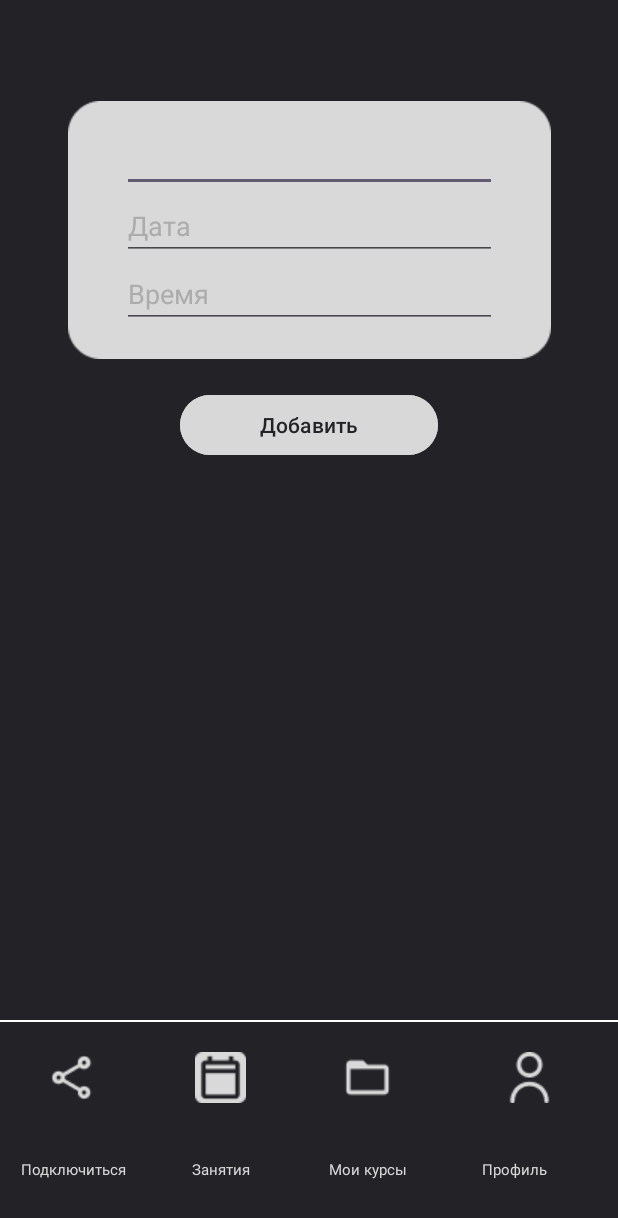
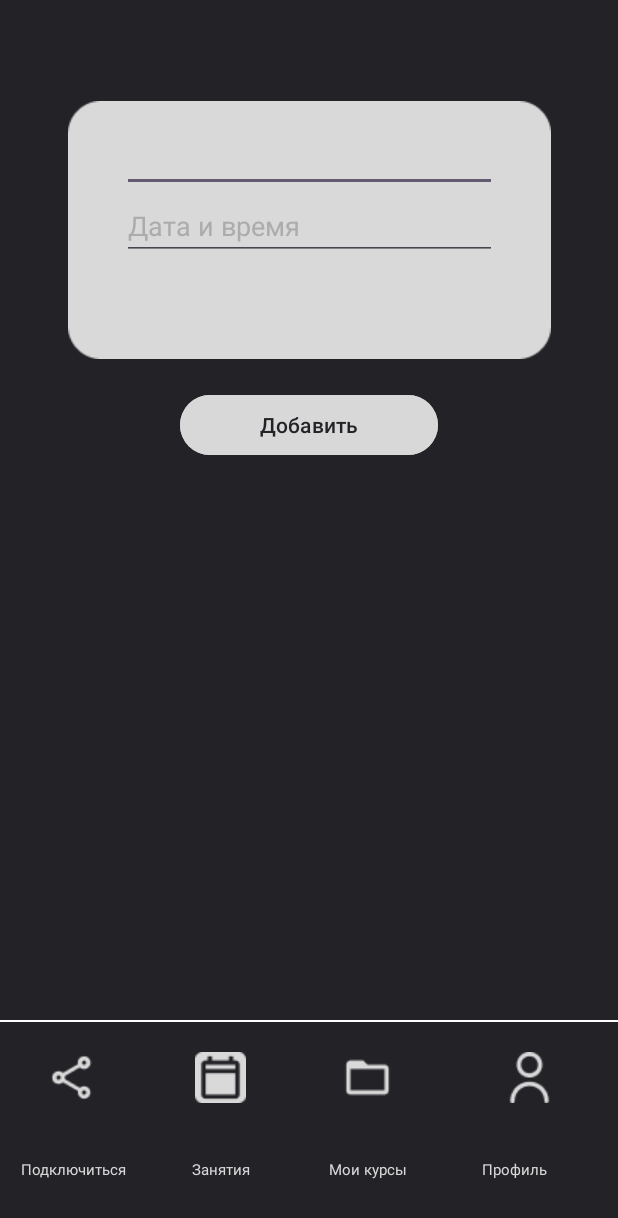
Before and after one commit to Meetin82/StreamEd.client, an Android app: the AddingLessonUserTeacherActivity screen opened directly, with no data from a screen before it, on a phone screen of 412 x 824 dp. Shown: the top 1218 px of the screen. Run offline under Robolectric (Android 15) with nearby library versions, the phone set to English and light mode, and no system bars; libraries missing offline, so code that uses them is left out: io.appmetrica.analytics; network calls fail.

Commit message:
added client-server: catalog-courses

```diff
--- a/app/src/main/java/com/example/streamed_app/client/activities/AddingLessonUserTeacherActivity.kt
+++ b/app/src/main/java/com/example/streamed_app/client/activities/AddingLessonUserTeacherActivity.kt
@@ -1,7 +1,8 @@
 package com.example.streamed_app.client.activities
 
-import android.annotation.SuppressLint
+import android.content.Context
 import android.content.Intent
+import android.content.SharedPreferences
 import android.os.Bundle
 import android.util.Log
 import android.view.View
@@ -21,43 +22,86 @@ import retrofit2.Call
 import retrofit2.Callback
 import retrofit2.Response
 
+class AddingLessonUserTeacherActivity : AppCompatActivity() {
+
     private lateinit var apiService: ApiService
     private var selectedCourseId: Int? = null
+    private lateinit var editTextNameLesson: AutoCompleteTextView
+    private lateinit var editTextDateLesson: EditText
+    private lateinit var editTextDateLesson2: EditText
 
-@Suppress("NAME_SHADOWING")
-class AddingLessonUserTeacherActivity : AppCompatActivity() {
-    @SuppressLint("MissingInflatedId")
     override fun onCreate(savedInstanceState: Bundle?) {
         super.onCreate(savedInstanceState)
+        setContentView(R.layout.activity_adding_lesson_user_teacher)
         enableEdgeToEdge()
-        setContentView(R.layout.activity_adding_lesson_user_teacher)
+        setupViews()
+        setupListeners()
+
+        apiService = RetrofitClient.createApiService(this)
+
+        val sharedPreferences = getSharedPreferences("MyAppPrefs", Context.MODE_PRIVATE)
+        val jwtToken = sharedPreferences.getString("JWT_TOKEN", "")
+
+        jwtToken?.let {
+            fetchCourses(it)
+        }
+    }
+
+    private fun setupViews() {
+        editTextNameLesson = findViewById(R.id.editTextNameLesson)
+        editTextDateLesson = findViewById(R.id.editTextDateLesson)
+//        editTextDateLesson2 = findViewById(R.id.editTextDateLesson2)
         ViewCompat.setOnApplyWindowInsetsListener(findViewById(R.id.main)) { v, insets ->
             val systemBars = insets.getInsets(WindowInsetsCompat.Type.systemBars())
             v.setPadding(systemBars.left, systemBars.top, systemBars.right, systemBars.bottom)
             insets
         }
+    }
 
-        apiService = RetrofitClient.createApiService(this)
-
-        val editTextNameLesson = findViewById<AutoCompleteTextView>(R.id.editTextNameLesson)
-        val editTextDateLesson = findViewById<EditText>(R.id.editTextDateLesson)
-        val editTextDateLesson2 = findViewById<EditText>(R.id.editTextDateLesson2)
-
+    private fun setupListeners() {
         editTextNameLesson.onFocusChangeListener = View.OnFocusChangeListener { v, hasFocus ->
             if (hasFocus) {
                 (v as EditText).text.clear()
             }
         }
 
-        val sharedPreferences = getSharedPreferences("MyAppPrefs", MODE_PRIVATE)
-        val jwtToken = sharedPreferences.getString("JWT_TOKEN", "")
+        editTextDateLesson.onFocusChangeListener = View.OnFocusChangeListener { v, hasFocus ->
+            if (hasFocus) {
+                (v as EditText).text.clear()
+            }
+        }
 
-        if (jwtToken != null) {
+//        editTextDateLesson2.onFocusChangeListener = View.OnFocusChangeListener { v, hasFocus ->
+//            if (hasFocus) {
+//                (v as EditText).text.clear()
+//            }
+//        }
+
+        findViewById<Button>(R.id.buttonProfile).setOnClickListener {
+            startActivity(Intent(this, ProfileUserTeacherActivity::class.java))
+        }
+
+        findViewById<Button>(R.id.buttonConnect).setOnClickListener {
+            startActivity(Intent(this, ConnectUserTeacherActivity::class.java))
+        }
+
+        findViewById<Button>(R.id.buttonCourses).setOnClickListener {
+            startActivity(Intent(this, MyCoursesUserTeacherActivity::class.java))
+            AppMetrica.reportEvent("screen_courses")
+        }
+
+        findViewById<Button>(R.id.buttonCalendar).setOnClickListener {
+            startActivity(Intent(this, LessonsUserTeacherActivity::class.java))
+        }
+
+        findViewById<Button>(R.id.buttonAddLesson).setOnClickListener {
+            addWebinar()
+        }
+    }
+
+    private fun fetchCourses(jwtToken: String) {
         apiService.getMyCourses(jwtToken).enqueue(object : Callback<List<CourseResponse>> {
-                override fun onResponse(
-                    call: Call<List<CourseResponse>>,
-                    response: Response<List<CourseResponse>>
-                ) {
+            override fun onResponse(call: Call<List<CourseResponse>>, response: Response<List<CourseResponse>>) {
                 if (response.isSuccessful) {
                     val courses = response.body() ?: emptyList()
                     val coursesMap = mutableMapOf<String, Int>()
@@ -78,55 +122,19 @@ class AddingLessonUserTeacherActivity : AppCompatActivity() {
 
                 } else {
                     // Обработка ошибки
+                    Log.e("API_REQUEST", "Failed to fetch courses: ${response.message()}")
                 }
             }
 
             override fun onFailure(call: Call<List<CourseResponse>>, t: Throwable) {
                 // Обработка ошибки
+                Log.e("API_REQUEST", "Error fetching courses: ${t.message}", t)
             }
         })
     }
 
-        editTextDateLesson.onFocusChangeListener = View.OnFocusChangeListener { v, hasFocus ->
-            if (hasFocus) {
-                (v as EditText).text.clear()
-            }
-        }
-
-        editTextDateLesson2.onFocusChangeListener = View.OnFocusChangeListener { v, hasFocus ->
-            if (hasFocus) {
-                (v as EditText).text.clear()
-            }
-        }
-
-        val buttonProfile = findViewById<Button>(R.id.buttonProfile)
-        buttonProfile.setOnClickListener {
-            val intent = Intent(this, ProfileUserTeacherActivity::class.java)
-            startActivity(intent)
-        }
-
-        val buttonConnect = findViewById<Button>(R.id.buttonConnect)
-        buttonConnect.setOnClickListener {
-            val intent = Intent(this, ConnectUserTeacherActivity::class.java)
-            startActivity(intent)
-        }
-
-        val buttonCourses = findViewById<Button>(R.id.buttonCourses)
-        buttonCourses.setOnClickListener {
-            val intent = Intent(this, MyCoursesUserTeacherActivity::class.java)
-            AppMetrica.reportEvent("screen_courses")
-            startActivity(intent)
-        }
-
-        val buttonCalendar = findViewById<Button>(R.id.buttonCalendar)
-        buttonCalendar.setOnClickListener {
-            val intent = Intent(this, LessonsUserTeacherActivity::class.java)
-            startActivity(intent)
-        }
-
-        val buttonAddLesson = findViewById<Button>(R.id.buttonAddLesson)
-        buttonAddLesson.setOnClickListener {
-            val name = editTextNameLesson.text.toString() // Получаем текст из AutoCompleteTextView
+    private fun addWebinar() {
+        val name = editTextNameLesson.text.toString()
         val date = editTextDateLesson.text.toString()
         val courseId = selectedCourseId
 
@@ -136,11 +144,12 @@ class AddingLessonUserTeacherActivity : AppCompatActivity() {
                 "Please select a course and enter a lesson name",
                 Toast.LENGTH_SHORT
             ).show()
-                return@setOnClickListener
+            return
         }
 
         val webinarRequest = AddWebinarRequest(name, date, courseId)
 
+        val sharedPreferences = getSharedPreferences("MyAppPrefs", Context.MODE_PRIVATE)
         val jwtToken = sharedPreferences.getString("JWT_TOKEN", "") ?: ""
 
         apiService.createWebinar(jwtToken, webinarRequest)
@@ -159,24 +168,17 @@ class AddingLessonUserTeacherActivity : AppCompatActivity() {
                                 Toast.LENGTH_LONG
                             ).show()
 
-                                // Обновляем TextView с кодом руководителя
-                                val textCodeMain = findViewById<TextView>(R.id.textCodeMain)
-                                textCodeMain.text = "Код руководителя: $message"
+                            findViewById<TextView>(R.id.textCodeMain)?.apply {
+                                text = "Код руководителя: $message"
+                            }
                         } else {
-                                // Логгирование для отслеживания проблемы
                             Log.e("API_REQUEST", "Failed to create webinar: ${response.message()}")
                         }
-                        } else {
                     }
                     AppMetrica.reportEvent("add_class")
-                        // Переход на LessonsUserTeacherActivity
-                        val intent = Intent(this@AddingLessonUserTeacherActivity, LessonsUserTeacherActivity::class.java)
-                        startActivity(intent)
-                        finish() // Закрываем текущую активность, чтобы пользователь не мог вернуться назад
+                    startActivity(Intent(this@AddingLessonUserTeacherActivity, LessonsUserTeacherActivity::class.java))
+                    finish()
                 }
-
-
-
 
                 override fun onFailure(call: Call<BaseResponse>, t: Throwable) {
                     Toast.makeText(
@@ -184,11 +186,8 @@ class AddingLessonUserTeacherActivity : AppCompatActivity() {
                         "Error: ${t.message}",
                         Toast.LENGTH_SHORT
                     ).show()
-                        // Логгирование для отслеживания проблемы
                     Log.e("API_REQUEST", "Error: ${t.message}", t)
                 }
             })
-
     }
 }
-}
--- a/app/src/main/res/layout/activity_adding_lesson_user_teacher.xml
+++ b/app/src/main/res/layout/activity_adding_lesson_user_teacher.xml
@@ -202,7 +202,7 @@
         android:layout_height="wrap_content"
         android:ems="10"
         android:inputType="text"
-        android:text="Дата"
+        android:text="Дата и время"
         android:textColor="#ACACAC"
         app:layout_constraintBottom_toBottomOf="@+id/imageRectForAddingLesson"
         app:layout_constraintEnd_toEndOf="@+id/imageRectForAddingLesson"
@@ -210,19 +210,19 @@
         app:layout_constraintTop_toBottomOf="@+id/editTextNameLesson"
         app:layout_constraintVertical_bias="0.0" />
 
-    <EditText
-        android:id="@+id/editTextDateLesson2"
-        android:layout_width="250dp"
-        android:layout_height="wrap_content"
-        android:ems="10"
-        android:inputType="text"
-        android:text="Время"
-        android:textColor="#ACACAC"
-        app:layout_constraintBottom_toBottomOf="@+id/imageRectForAddingLesson"
-        app:layout_constraintEnd_toEndOf="@+id/imageRectForAddingLesson"
-        app:layout_constraintStart_toStartOf="@+id/imageRectForAddingLesson"
-        app:layout_constraintTop_toBottomOf="@+id/editTextDateLesson"
-        app:layout_constraintVertical_bias="0.0" />
+<!--    <EditText-->
+<!--        android:id="@+id/editTextDateLesson2"-->
+<!--        android:layout_width="250dp"-->
+<!--        android:layout_height="wrap_content"-->
+<!--        android:ems="10"-->
+<!--        android:inputType="text"-->
+<!--        android:text="Время"-->
+<!--        android:textColor="#ACACAC"-->
+<!--        app:layout_constraintBottom_toBottomOf="@+id/imageRectForAddingLesson"-->
+<!--        app:layout_constraintEnd_toEndOf="@+id/imageRectForAddingLesson"-->
+<!--        app:layout_constraintStart_toStartOf="@+id/imageRectForAddingLesson"-->
+<!--        app:layout_constraintTop_toBottomOf="@+id/editTextDateLesson"-->
+<!--        app:layout_constraintVertical_bias="0.0" />-->
 
     <Button
         android:id="@+id/buttonAddLesson"
--- a/app/src/main/res/layout/activity_catolog_courses.xml
+++ b/app/src/main/res/layout/activity_catolog_courses.xml
@@ -15,7 +15,7 @@
         android:clipToPadding="false"
         android:paddingTop="8dp"
         android:paddingBottom="8dp"
-        app:layout_constraintBottom_toBottomOf="parent"
+        app:layout_constraintBottom_toTopOf="@+id/imageLineLowBar"
         app:layout_constraintEnd_toEndOf="parent"
         app:layout_constraintStart_toStartOf="parent"
         app:layout_constraintTop_toTopOf="parent" />
--- a/app/src/main/res/layout/activity_timetable_student.xml
+++ b/app/src/main/res/layout/activity_timetable_student.xml
@@ -25,7 +25,7 @@
         android:layout_width="wrap_content"
         android:layout_height="wrap_content"
         android:layout_marginStart="20dp"
-        android:text="Код руководителя: ******"
+        android:text="Код руководителя: a236sz"
         android:textColor="#222227"
         android:textSize="16sp"
         app:layout_constraintBottom_toBottomOf="@+id/imageFormCourseList"
@@ -41,7 +41,7 @@
         android:layout_height="wrap_content"
         android:layout_marginStart="20dp"
         android:layout_marginTop="17dp"
-        android:text="10.08.2024 11:00-12:30"
+        android:text="10.08.2024 - 11:00"
         android:textColor="#222227"
         android:textSize="16sp"
         app:layout_constraintBottom_toBottomOf="@+id/imageFormCourseList"
```
Also changed, not shown: app/src/main/java/com/example/streamed_app/client/activities/CatologCoursesActivity.kt (+10 -11 lines), app/src/main/java/com/example/streamed_app/client/activities/StreamStudentActivity.kt (+25 -3 lines), app/src/main/java/com/example/streamed_app/client/network/adapters/CourseAdapterStud.kt (+8 -5 lines), app/src/main/res/layout/activity_stream_student.xml (+30 -30 lines), app/src/main/res/layout/item_course.xml (+21 -16 lines). Lines whose indentation alone changed are shown as unchanged.
